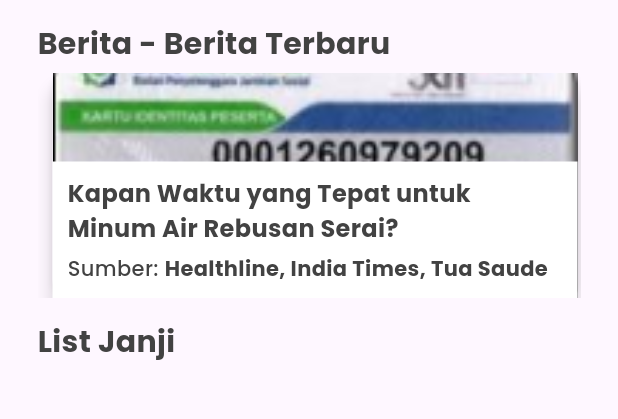
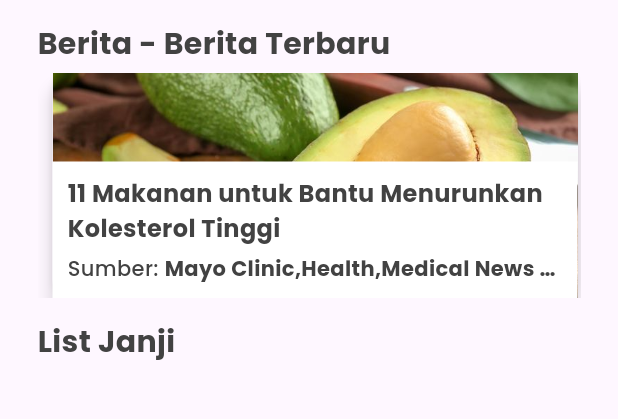
Before and after one commit to FITurnip/tubes_provis, a Flutter app: the Home screen opened directly, scrolled down 280 dp, on a phone screen of 412 x 824 dp, the part 227-646 px from its top. Run offline on Flutter 3.47's test engine with Material 3 defaults, Android fonts, the phone set to English and light mode, and no system bars; our stand-ins replace flutter_svg, flutter_svg_provider, google_fonts, image_picker, qr_flutter, shared_preferences and 1 more; accounts and stored records are empty; network calls fail.

```diff
--- a/lib/Pages/home.dart
+++ b/lib/Pages/home.dart
@@ -235,34 +235,10 @@ class HomeContent extends StatelessWidget {
                 children: <Widget>[
                   _buildNewsCard(
                     context,
-                    'Kapan Waktu yang Tepat untuk Minum Air Rebusan Serai?',
-                    'assets/img/bpjs.png',
-                    'Healthline, India Times, Tua Saude',
-                    '23/05/2024, 07.30 WIB',
-                    'Kompas',
-                  ),
-                  _buildNewsCard(
-                    context,
-                    'Kapan Waktu yang Tepat untuk Minum Air Rebusan Serai?',
-                    'assets/img/bpjs.png',
-                    'Healthline, India Times, Tua Saude',
-                    '23/05/2024, 07.30 WIB',
-                    'Kompas',
-                  ),
-                  _buildNewsCard(
-                    context,
-                    'Kapan Waktu yang Tepat untuk Minum Air Rebusan Serai?',
-                    'assets/img/bpjs.png',
-                    'Healthline, India Times, Tua Saude',
-                    '23/05/2024, 07.30 WIB',
-                    'Kompas',
-                  ),
-                  _buildNewsCard(
-                    context,
-                    'Kapan Waktu yang Tepat untuk Minum Air Rebusan Serai?',
-                    'assets/img/bpjs.png',
-                    'Healthline, India Times, Tua Saude',
-                    '23/05/2024, 07.30 WIB',
+                    '11 Makanan untuk Bantu Menurunkan Kolesterol Tinggi',
+                    'assets/img/Berita1.png',
+                    'Mayo Clinic,Health,Medical News Today',
+                    '07/06/2024, 12:00 WIB',
                     'Kompas',
                   ),
                 ],
@@ -300,8 +276,17 @@ Widget _buildNewsCard(BuildContext context, String title, String imageUrl,
             sumber: sumber,
             tanggal: tanggal,
             penerbit: penerbit,
-            content:
-                'KOMPAS.com - Air rebusan serai terkenal sebagai minuman alami yang dapat menyehatkan tubuh. Lantas, kapan waktu yang tepat untuk minum air rebusan serai? Ternyata, air rebusan serai dapat diminum pada pagi dan malam hari demi meningkatkan kesehatan. Sebelum mengetahui waktu yang tepat untuk minum air rebusan serai, simak dahulu manfaat minuman herbal ini.',
+            content: const [
+              'KOMPAS.com - Beberapa makanan dapat membantu Anda menurunkan kolesterol tinggi dan mencegah penyakit jantung. Memiliki kadar kolesterol tinggi adalah faktor risiko utama penyakit jantung. Merujuk Kementerian Kesehatan RI, Anda memiliki kolesterol tinggi, jika kadarnya berkisar 200-239 mg/dL.',
+              'Baca juga: 10 Obat Alami untuk Menurunkan Kolesterol Tinggi yang Perlu Dicoba Ketika kolesterol Anda tinggi, Anda perlu mengatur pola makan untuk menurunkan kadar kolesterol low-density lipoprotein (LDL) yang disebut kolesterol jahat dan meningkatkan kadar high-density lipoprotein (HDL) yang disebut kolesterol baik. Mengonsumsi makanan sehat merupakan garis pertahanan pertama untuk melawan kolesterol tinggi, menurunkan LDL dan meningkatkan HDL.',
+              'Baca terus artikel ini selengkapnya untuk mengetahui makanan apa saja yang bisa membantu menurunkan kolesterol tinggi. Baca juga: Kolesterol Tinggi Bisa Mengakibatkan Penyakit Apa? Ini Ulasannya...',
+              'Daftar makanan untuk bantu menurunkan kolesterol tinggi Berikut macam makanan yang bisa membantu Anda menurunkan kolesterol tinggi:',
+              'Gandum utuh Dikutip dari Health, studi menunjukkan bahwa mengonsumsi gandum utuh secara teratur dapat secara signifikan mengurangi faktor risiko penyakit jantung, termasuk kadar kolesterol total dan LDL yang tinggi. Gandum utuh merupakan sumber terkonsentrasi serat larut yang disebut beta-glukan, yang membantu menurunkan kolesterol dengan mencegah penyerapan kolesterol di saluran pencernaan dan meningkatkan ekskresi kolesterol melalui tinja.',
+              'Kacang almond Kacang-kacangan dan biji-bijian merupakan sumber yang kaya serat larut dan dapat membantu menurunkan kadar kolesterol, jika dikonsumsi sebagai bagian dari pola makan bergizi. Almond adalah jenis kacang populer yang secara konsisten dikaitkan dengan manfaat kesehatan jantung, termasuk penurunan kadar kolesterol. Tinjauan pada 2023 terhadap 19 penelitian menemukan bahwa konsumsi kacang-kacangan, termasuk almond, efektif untuk menurunkan kadar kolesterol total, kolesterol LDL, dan trigliserida, yang dapat membantu meningkatkan kesehatan jantung.',
+              'Baca juga: Penyakit Apa yang Bisa Menyebabkan Kolesterol Tinggi? Ini Ulasannya...',
+              'Kacang kenari Seperti kacang almond, kenari merupakan sumber serat larut yang sangat baik, yang efektif untuk menurunkan kadar kolesterol. Selain serat, kenari mengandung asam lemak tak jenuh ganda (PUFA), termasuk asam α-linoleat, yang mengaktifkan reseptor LDL yang membantu menghilangkan kelebihan LDL dari darah.',
+              'Buah beri Buah beri ini merupakan sumber serat yang sangat baik dan nutrisi pelindung jantung lainnya serta senyawa tanaman seperti flavonoid.'
+            ],
           ),
         ),
       );
--- a/pubspec.yaml
+++ b/pubspec.yaml
@@ -35,6 +35,7 @@ flutter:
   uses-material-design: true
   assets:
     - assets/img/
+    - assets/img/Berita1.png
     - assets/img/Logo.png
     - assets/img/Hospital.png
     - assets/img/Ambulance.png
```
Also changed, not shown: lib/Pages/detail_berita.dart (+17 -9 lines), assets/img/Berita1.png (added), pubspec.lock.
